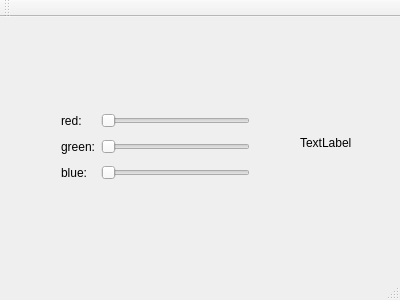
This is student/12/colorpicker_designer/mainwindow.ui in saurtm12/Tetris as Qt 5 draws it before an edit. The edited form follows.
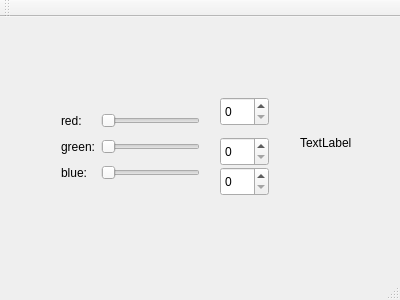
This is the edited form.

Commit message: fisrt submission 12.6.1

```diff
--- a/student/12/colorpicker_designer/mainwindow.ui
+++ b/student/12/colorpicker_designer/mainwindow.ui
@@ -19,7 +19,7 @@
      <rect>
       <x>50</x>
       <y>80</y>
-      <width>211</width>
+      <width>161</width>
       <height>101</height>
      </rect>
     </property>
@@ -81,6 +81,36 @@
      <string>TextLabel</string>
     </property>
    </widget>
+   <widget class="QSpinBox" name="spinBoxRed">
+    <property name="geometry">
+     <rect>
+      <x>220</x>
+      <y>80</y>
+      <width>49</width>
+      <height>29</height>
+     </rect>
+    </property>
+   </widget>
+   <widget class="QSpinBox" name="spinBoxGreen">
+    <property name="geometry">
+     <rect>
+      <x>220</x>
+      <y>120</y>
+      <width>49</width>
+      <height>29</height>
+     </rect>
+    </property>
+   </widget>
+   <widget class="QSpinBox" name="spinBoxBlue">
+    <property name="geometry">
+     <rect>
+      <x>220</x>
+      <y>150</y>
+      <width>49</width>
+      <height>29</height>
+     </rect>
+    </property>
+   </widget>
   </widget>
   <widget class="QMenuBar" name="menuBar">
    <property name="geometry">
```
Left out of the diff: 99 changed lines with no effect on the pictures. The commit also changes 1 other file.
